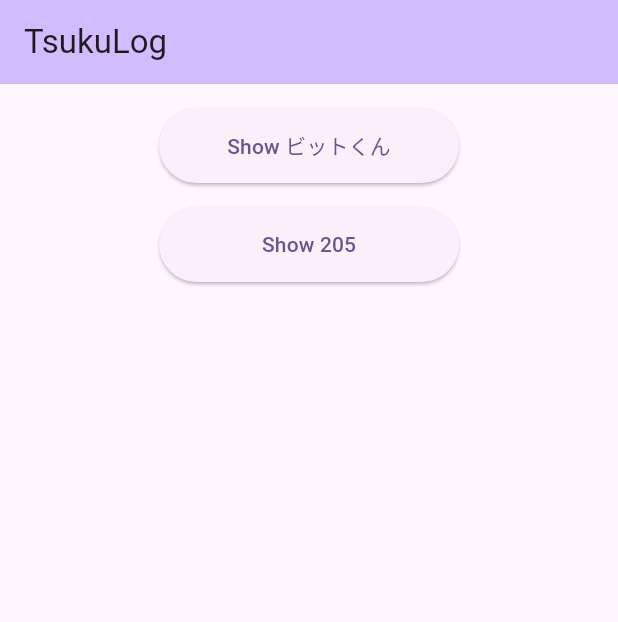
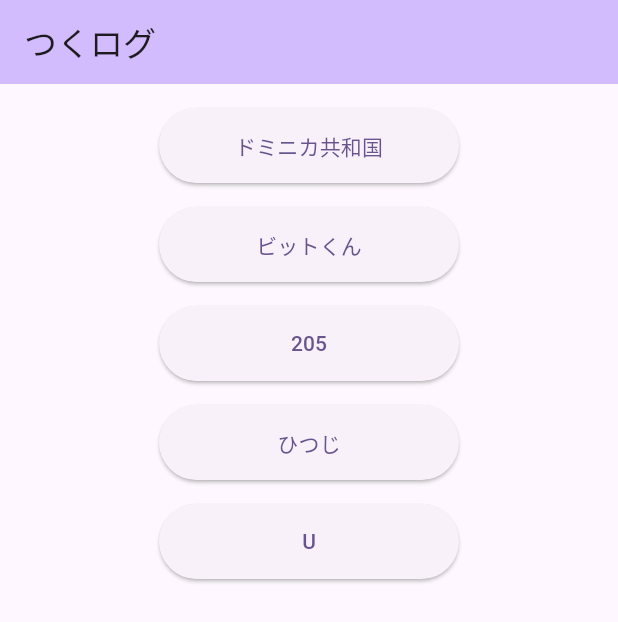
Before and after one commit to raimudes86/TsukuLog, a Flutter app: the screen it shows after launch, on a phone screen of 412 x 824 dp. Shown: the top 622 px of the screen. Run offline on Flutter 3.47's test engine with Material 3 defaults, Android fonts, the phone set to English and light mode, and no system bars; our stand-ins replace cloud_firestore, firebase_core; accounts and stored records are empty.

Commit message:
create ユーザーボタンのコンポーネント & repair いくつかのコード

```diff
--- a/lib/components/career_detail_card.dart
+++ b/lib/components/career_detail_card.dart
@@ -12,7 +12,7 @@ class CareerDetailCard extends StatefulWidget {
   final String comment;
 
   const CareerDetailCard({
-    Key? key,
+    super.key,
     required this.title,
     required this.category,
     required this.startGrade,
@@ -22,7 +22,7 @@ class CareerDetailCard extends StatefulWidget {
     required this.recommendLevel,
     required this.reason,
     required this.comment,
-  }) : super(key: key);
+  });
 
   @override
   _CareerDetailCardState createState() => _CareerDetailCardState();
--- a/lib/components/career_history_card.dart
+++ b/lib/components/career_history_card.dart
@@ -3,10 +3,12 @@ import 'package:tsukulog/components/career_detail_card.dart';
 import 'package:tsukulog/models/career_history.dart';
 
 class CareerHistoryCard extends StatefulWidget {
+  final String nickname;
   final List<CareerHistory> careerHistories;
 
   const CareerHistoryCard({
     Key? key,
+    required this.nickname,
     required this.careerHistories,
   }) : super(key: key);
 
@@ -25,8 +27,8 @@ class _CareerHistoryCardState extends State<CareerHistoryCard> {
         crossAxisAlignment: CrossAxisAlignment.start,
         children: [
           // セクションタイトル
-          const Text(
-            '経歴',
+          Text(
+            widget.nickname + 'の経歴',
             style: TextStyle(
               fontSize: 20,
               fontWeight: FontWeight.bold
--- a/lib/components/club_card.dart
+++ b/lib/components/club_card.dart
@@ -5,9 +5,9 @@ class ClubCard extends StatelessWidget {
   final List<Club> clubs;
 
   const ClubCard({
-    Key? key,
+    super.key,
     required this.clubs,
-  }) : super(key: key);
+  });
 
   @override
   Widget build(BuildContext context) {
--- /dev/null
+++ b/lib/components/user_button.dart
@@ -0,0 +1,36 @@
+import 'package:flutter/material.dart';
+import 'package:tsukulog/pages/show_page.dart';
+
+class UserButton extends StatelessWidget {
+  final String label;
+  final String uid;
+
+  const UserButton({
+    Key? key,
+    required this.label,
+    required this.uid,
+  }) : super(key: key);
+
+  @override
+  Widget build(BuildContext context) {
+    return Column(
+      children: [
+        const SizedBox(height: 16),
+        ElevatedButton(
+          style: ElevatedButton.styleFrom(
+            minimumSize: const Size(200, 50),
+          ),
+          onPressed: () {
+            Navigator.push(
+              context,
+              MaterialPageRoute(
+                builder: (context) => ShowPage(uid: uid),
+              ),
+            );
+          },
+          child: Text(label),
+        ),
+      ],
+    );
+  }
+}
--- a/lib/main.dart
+++ b/lib/main.dart
@@ -23,7 +23,7 @@ class MyApp extends StatelessWidget {
         colorScheme: ColorScheme.fromSeed(seedColor: Colors.deepPurple),
         useMaterial3: true,
       ),
-      home: const MyHomePage(title: 'TsukuLog'),
+      home: const MyHomePage(title: 'つくログ'),
     );
   }
 }
--- a/lib/pages/my_home_page.dart
+++ b/lib/pages/my_home_page.dart
@@ -1,5 +1,6 @@
 import 'package:flutter/material.dart';
 import 'package:tsukulog/pages/show_page.dart';
+import 'package:tsukulog/components/user_button.dart';
 
 class MyHomePage extends StatefulWidget {
   const MyHomePage({super.key, required this.title});
@@ -20,35 +21,26 @@ class _MyHomePageState extends State<MyHomePage> {
       body: Center(
         child: Column(
           children: <Widget>[
-            const SizedBox(height: 16),
-            ElevatedButton(
-                style: ElevatedButton.styleFrom(
-                  minimumSize: Size(200, 50),
-                ),
-                onPressed: () {
-                  Navigator.push(
-                    context,
-                    MaterialPageRoute(
-                        builder: (context) =>
-                            ShowPage(uid: "AWSshw5P8MNmpa5Qk3an")),
-                  );
-                },
-                child: Text("Show ビットくん")),
-            const SizedBox(height: 16),
-            ElevatedButton(
-                style: ElevatedButton.styleFrom(
-                  minimumSize: Size(200, 50),
-                ),
-                onPressed: () {
-                  Navigator.push(
-                    context,
-                    MaterialPageRoute(
-                        builder: (context) =>
-                            ShowPage(uid: "WBqBABwIlO2yiiWn5ywV")),
-                  );
-                },
-                child: Text("Show 205")),
-            const SizedBox(height: 16),
+            UserButton(
+              label: "ドミニカ共和国",
+              uid: "qGOCYiLS8tEb9DDwSzf9",
+            ),
+            UserButton(
+              label: "ビットくん",
+              uid: "AWSshw5P8MNmpa5Qk3an",
+            ),
+            UserButton(
+              label: "205",
+              uid: "WBqBABwIlO2yiiWn5ywV",
+            ),
+            UserButton(
+              label: "ひつじ",
+              uid: "HZ0c1aD7Q2Q3nGIWxvvd",
+            ),
+            UserButton(
+              label: "U",
+              uid: "Rhxpp8kvJXw4FNCT7idj",
+            ),
           ],
         ),
       ),
```
Also changed, not shown: lib/components/best_career_card.dart (+4 -4 lines), lib/pages/show_page.dart (+8 -7 lines), lib/repositories/user_repository.dart (+2 -10 lines).
